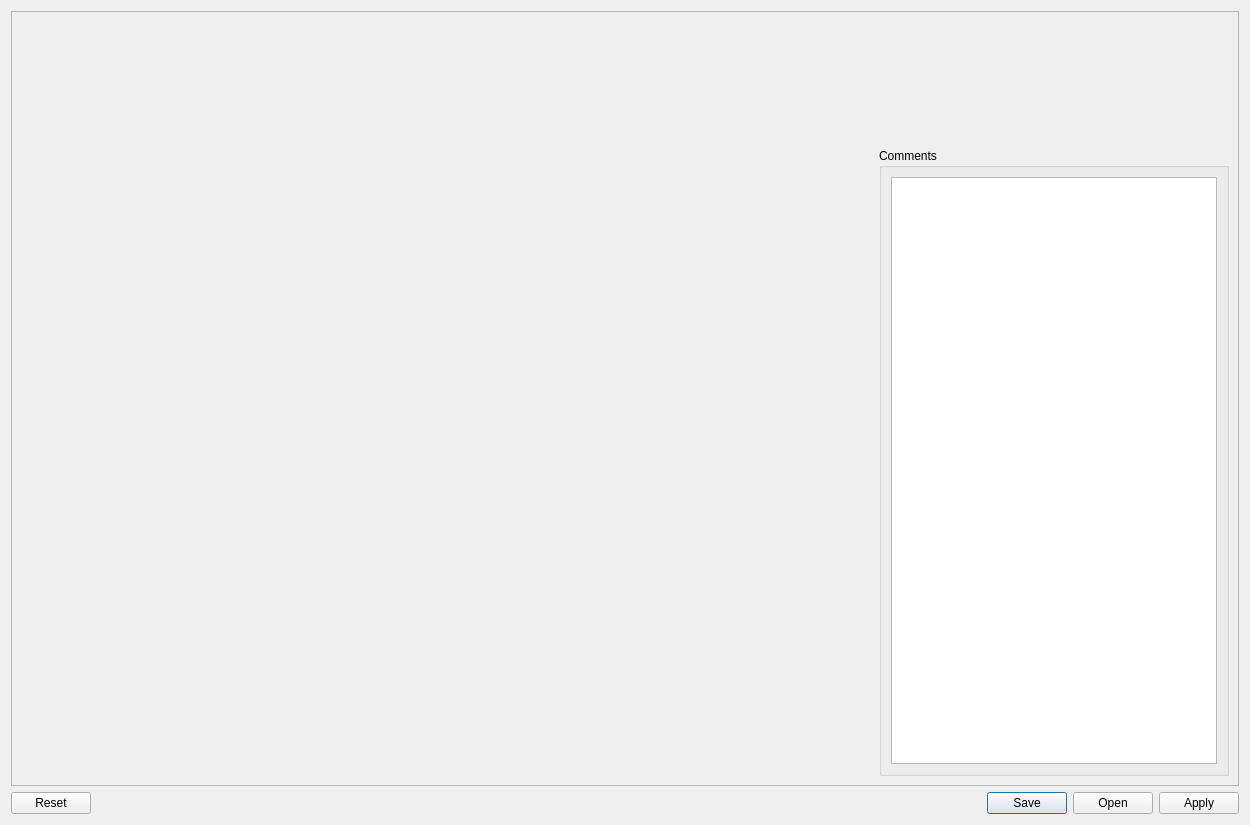
Before: the Qt Designer form src/widgets/ui/linacConfigurationScreen.ui in srgblnch/LinacGUI, drawn with Qt 5.
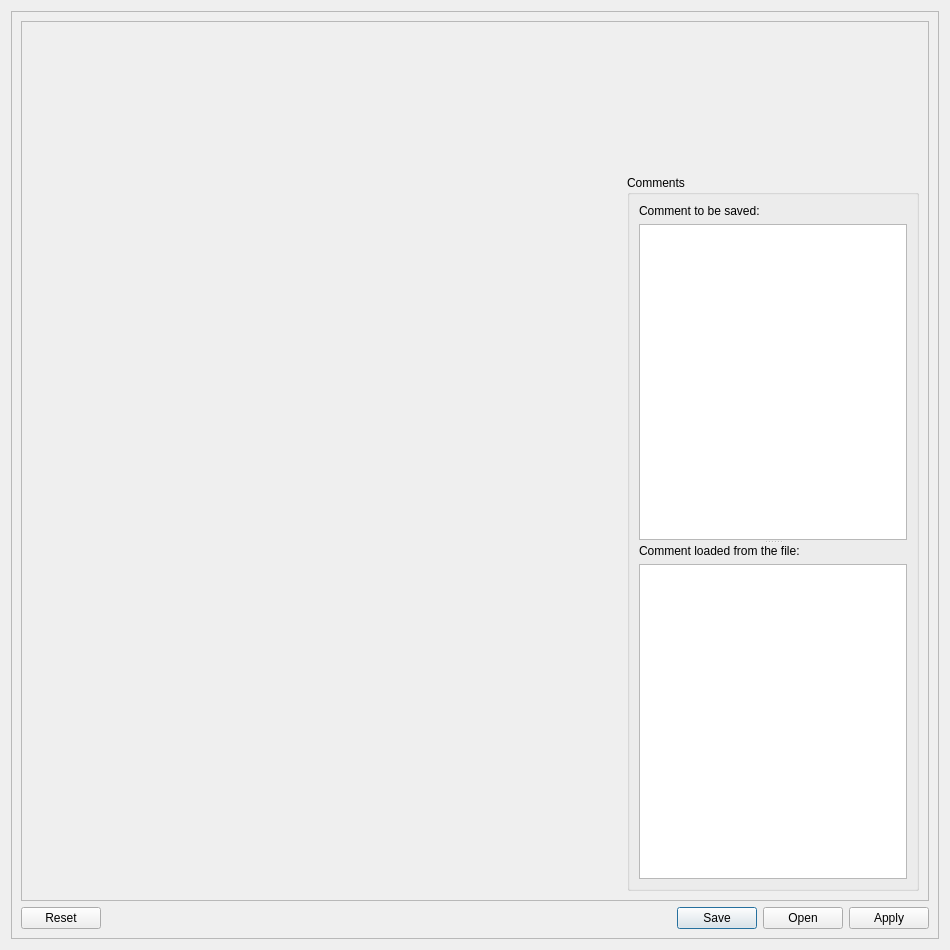
After: the same form once the commit is applied. Custom widgets are drawn as their Qt base class.

```diff
--- a/src/widgets/ui/linacConfigurationScreen.ui
+++ b/src/widgets/ui/linacConfigurationScreen.ui
@@ -6,31 +6,30 @@
    <rect>
     <x>0</x>
     <y>0</y>
-    <width>1250</width>
-    <height>825</height>
+    <width>950</width>
+    <height>950</height>
    </rect>
   </property>
   <property name="minimumSize">
    <size>
-    <width>1250</width>
-    <height>825</height>
+    <width>0</width>
+    <height>0</height>
    </size>
   </property>
   <property name="windowTitle">
    <string>Form</string>
   </property>
+  <layout class="QGridLayout" name="gridLayout_3">
+   <item row="0" column="0">
+    <widget class="QFrame" name="centralFrame">
+     <property name="frameShape">
+      <enum>QFrame::StyledPanel</enum>
+     </property>
+     <property name="frameShadow">
+      <enum>QFrame::Raised</enum>
+     </property>
   <layout class="QGridLayout" name="gridLayout">
-   <item row="2" column="0">
-    <widget class="QDialogButtonBox" name="buttonBox">
-     <property name="standardButtons">
-      <set>QDialogButtonBox::Apply|QDialogButtonBox::Open|QDialogButtonBox::Reset|QDialogButtonBox::Save</set>
-     </property>
-     <property name="centerButtons">
-      <bool>false</bool>
-     </property>
-    </widget>
-   </item>
-   <item row="1" column="0">
+      <item row="0" column="0">
     <widget class="QScrollArea" name="scrollArea">
      <property name="widgetResizable">
       <bool>true</bool>
@@ -40,8 +39,8 @@
        <rect>
         <x>0</x>
         <y>0</y>
-        <width>1221</width>
-        <height>812</height>
+           <width>922</width>
+           <height>893</height>
        </rect>
       </property>
       <layout class="QGridLayout" name="gridLayout_2">
@@ -64,7 +63,21 @@
          </property>
          <layout class="QGridLayout" name="gridLayout_4">
           <item row="0" column="0">
-           <widget class="QTextEdit" name="textEdit">
+              <widget class="QSplitter" name="splitter">
+               <property name="orientation">
+                <enum>Qt::Vertical</enum>
+               </property>
+               <widget class="QWidget" name="">
+                <layout class="QVBoxLayout" name="textToSaveLayout">
+                 <item>
+                  <widget class="QLabel" name="textToSaveLabel">
+                   <property name="text">
+                    <string>Comment to be saved:</string>
+                   </property>
+                  </widget>
+                 </item>
+                 <item>
+                  <widget class="QTextEdit" name="textToSave">
             <property name="maximumSize">
              <size>
               <width>350</width>
@@ -75,34 +88,52 @@
           </item>
          </layout>
         </widget>
-       </item>
-       <item row="1" column="0">
-        <widget class="electronGunSnapshot" name="electronGunSnapshot"/>
-       </item>
-       <item row="0" column="3">
-        <widget class="radioFrequencySnapshot" name="radioFrequencySnapshot"/>
-       </item>
-       <item row="4" column="0">
-        <widget class="klystronSnapshot" name="klystronSnapshot"/>
+               <widget class="QWidget" name="">
+                <layout class="QVBoxLayout" name="textLoadedLayout">
+                 <item>
+                  <widget class="QLabel" name="textLoadedLabel">
+                   <property name="text">
+                    <string>Comment loaded from the file:</string>
+                   </property>
+                  </widget>
+                 </item>
+                 <item>
+                  <widget class="QTextEdit" name="textLoaded">
+                   <property name="readOnly">
+                    <bool>true</bool>
+                   </property>
+                  </widget>
+                 </item>
+                </layout>
+               </widget>
+              </widget>
+             </item>
+            </layout>
+           </widget>
        </item>
        <item row="2" column="0">
         <widget class="vacuumValveSnapshot" name="vacuumValveSnapshot"/>
        </item>
-       <item row="0" column="0">
-        <widget class="timingSnapshot" name="timingSnapshot"/>
-       </item>
-      </layout>
-     </widget>
+         </layout>
+        </widget>
+       </widget>
+      </item>
+      <item row="1" column="0">
+       <widget class="QDialogButtonBox" name="buttonBox">
+        <property name="standardButtons">
+         <set>QDialogButtonBox::Apply|QDialogButtonBox::Open|QDialogButtonBox::Reset|QDialogButtonBox::Save</set>
+        </property>
+        <property name="centerButtons">
+         <bool>false</bool>
+        </property>
+       </widget>
+      </item>
+     </layout>
     </widget>
    </item>
   </layout>
  </widget>
  <customwidgets>
-  <customwidget>
-   <class>klystronSnapshot</class>
-   <extends>TaurusWidget</extends>
-   <header>klystronsnapshot</header>
-  </customwidget>
   <customwidget>
    <class>radioFrequencySnapshot</class>
    <extends>TaurusWidget</extends>
@@ -113,6 +144,11 @@
    <extends>TaurusWidget</extends>
    <header>electrongunsnapshot</header>
   </customwidget>
+  <customwidget>
+   <class>klystronSnapshot</class>
+   <extends>TaurusWidget</extends>
+   <header>klystronsnapshot</header>
+  </customwidget>
   <customwidget>
    <class>TaurusWidget</class>
    <extends>QWidget</extends>
```
Left out of the diff: 20 changed lines with no effect on the pictures. Lines whose indentation alone changed are shown as unchanged.
